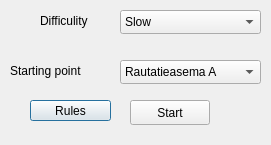
Qt form Game/setupdialog.ui (jaakkosd/OhjelmoinninTekniikatProjekti) before a commit.
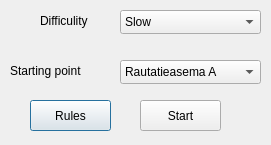
The same form after that commit.

```diff
--- a/Game/setupdialog.ui
+++ b/Game/setupdialog.ui
@@ -95,7 +95,7 @@
      <x>30</x>
      <y>100</y>
      <width>81</width>
-     <height>21</height>
+     <height>31</height>
     </rect>
    </property>
    <property name="text">
@@ -105,10 +105,10 @@
   <widget class="QPushButton" name="startButton">
    <property name="geometry">
     <rect>
-     <x>130</x>
+     <x>140</x>
      <y>100</y>
-     <width>80</width>
-     <height>25</height>
+     <width>81</width>
+     <height>31</height>
     </rect>
    </property>
    <property name="text">
```
